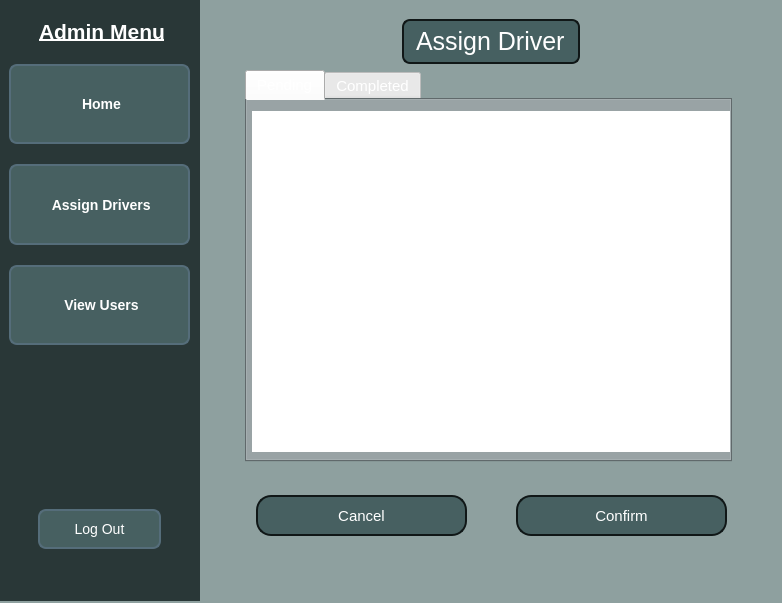
First picture: the form in src/ui/admin_dashboard.ui, repository chvy-aust/taxi-booking-system, before the edit.
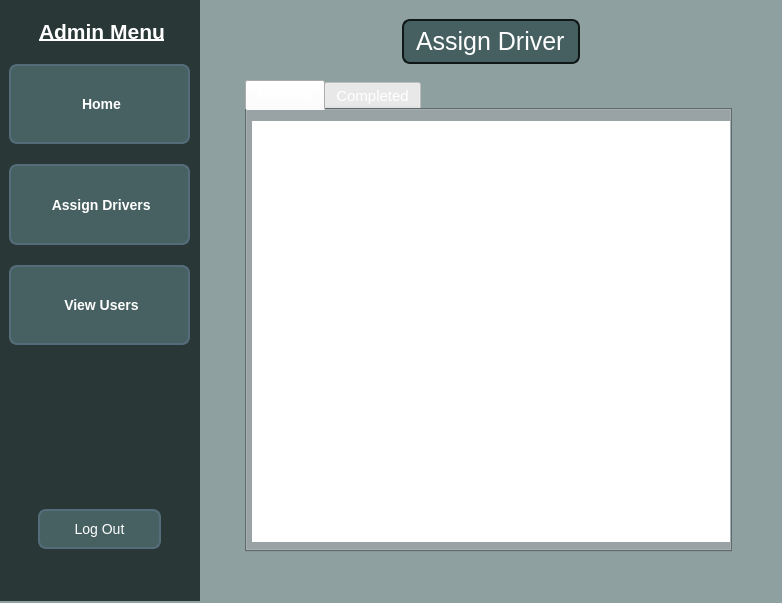
Second picture: the form after the edit. Icons and pictures are not drawn.

```diff
--- a/src/ui/admin_dashboard.ui
+++ b/src/ui/admin_dashboard.ui
@@ -975,115 +975,13 @@
          <property name="frameShadow">
           <enum>QFrame::Shadow::Raised</enum>
          </property>
-         <widget class="QFrame" name="assign_btn_frame_6">
-          <property name="geometry">
-           <rect>
-            <x>30</x>
-            <y>490</y>
-            <width>511</width>
-            <height>61</height>
-           </rect>
-          </property>
-          <property name="frameShape">
-           <enum>QFrame::Shape::StyledPanel</enum>
-          </property>
-          <property name="frameShadow">
-           <enum>QFrame::Shadow::Raised</enum>
-          </property>
-          <widget class="QPushButton" name="confirm_assignment_btn">
-           <property name="geometry">
-            <rect>
-             <x>270</x>
-             <y>0</y>
-             <width>231</width>
-             <height>51</height>
-            </rect>
-           </property>
-           <property name="font">
-            <font>
-             <family>Arial</family>
-             <pointsize>-1</pointsize>
-             <bold>false</bold>
-            </font>
-           </property>
-           <property name="cursor">
-            <cursorShape>PointingHandCursor</cursorShape>
-           </property>
-           <property name="styleSheet">
-            <string notr="true">QPushButton {
-    background-color: #476061;
-    color: #FFFFFF;
-    font-size: 15px;
-    padding: 10px 10px;
-
-    /* Border and Shape */
-    border: 2px solid #101717; 
-    border-radius: 15px; 
-    margin: 5px 10px 5px 10px;
-    text-align: center;
-}
-
-/* Style for hover over button */
-QPushButton:pressed {
-    background-color: #4A5C66;
-    border: 2px solid #FFFFFF;
-}</string>
-           </property>
-           <property name="text">
-            <string>Confirm</string>
-           </property>
-          </widget>
-          <widget class="QPushButton" name="cancel_assignment_btn">
-           <property name="geometry">
-            <rect>
-             <x>10</x>
-             <y>0</y>
-             <width>231</width>
-             <height>51</height>
-            </rect>
-           </property>
-           <property name="font">
-            <font>
-             <family>Arial</family>
-             <pointsize>-1</pointsize>
-             <bold>false</bold>
-            </font>
-           </property>
-           <property name="cursor">
-            <cursorShape>PointingHandCursor</cursorShape>
-           </property>
-           <property name="styleSheet">
-            <string notr="true">QPushButton {
-    background-color: #476061;
-    color: #FFFFFF;
-    font-size: 15px;
-    padding: 10px 10px;
-
-    /* Border and Shape */
-    border: 2px solid #101717; 
-    border-radius: 15px; 
-    margin: 5px 10px 5px 10px;
-    text-align: center;
-}
-
-/* Style for hover over button */
-QPushButton:pressed {
-    background-color: #4A5C66;
-    border: 2px solid #FFFFFF;
-}</string>
-           </property>
-           <property name="text">
-            <string>Cancel</string>
-           </property>
-          </widget>
-         </widget>
          <widget class="QFrame" name="assign_driver_layout">
           <property name="geometry">
            <rect>
             <x>30</x>
             <y>10</y>
             <width>511</width>
-            <height>461</height>
+            <height>551</height>
            </rect>
           </property>
           <property name="styleSheet">
@@ -1096,24 +994,7 @@
            <enum>QFrame::Shadow::Raised</enum>
           </property>
           <layout class="QGridLayout" name="gridLayout">
-           <item row="0" column="0" colspan="2" alignment="Qt::AlignmentFlag::AlignHCenter">
-            <widget class="QLabel" name="assign_driver_label">
-             <property name="styleSheet">
-              <string notr="true">QLabel {
-    background-color: #466061; 
-    border: 2px solid #101717; 
-    border-radius: 8px; 
-    padding: 6px;
-    color: white; 
-    font-size: 25px;            
-}</string>
-             </property>
-             <property name="text">
-              <string>Assign Driver</string>
-             </property>
-            </widget>
-           </item>
-           <item row="1" column="0">
+           <item row="2" column="0">
             <widget class="QTabWidget" name="driver_tab_widget">
              <property name="styleSheet">
               <string notr="true">QTabBar::tab{
@@ -1151,7 +1032,7 @@
                  <x>5</x>
                  <y>11</y>
                  <width>481</width>
-                 <height>341</height>
+                 <height>421</height>
                 </rect>
                </property>
               </widget>
@@ -1173,6 +1054,39 @@
              </widget>
             </widget>
            </item>
+           <item row="0" column="0" colspan="2" alignment="Qt::AlignmentFlag::AlignHCenter">
+            <widget class="QLabel" name="assign_driver_label">
+             <property name="styleSheet">
+              <string notr="true">QLabel {
+    background-color: #466061; 
+    border: 2px solid #101717; 
+    border-radius: 8px; 
+    padding: 6px;
+    color: white; 
+    font-size: 25px;            
+}</string>
+             </property>
+             <property name="text">
+              <string>Assign Driver</string>
+             </property>
+            </widget>
+           </item>
+           <item row="1" column="0">
+            <spacer name="verticalSpacer">
+             <property name="orientation">
+              <enum>Qt::Orientation::Vertical</enum>
+             </property>
+             <property name="sizeType">
+              <enum>QSizePolicy::Policy::Fixed</enum>
+             </property>
+             <property name="sizeHint" stdset="0">
+              <size>
+               <width>20</width>
+               <height>10</height>
+              </size>
+             </property>
+            </spacer>
+           </item>
           </layout>
          </widget>
         </widget>
```
Left out of the diff: 2 changed lines with no effect on the pictures.
